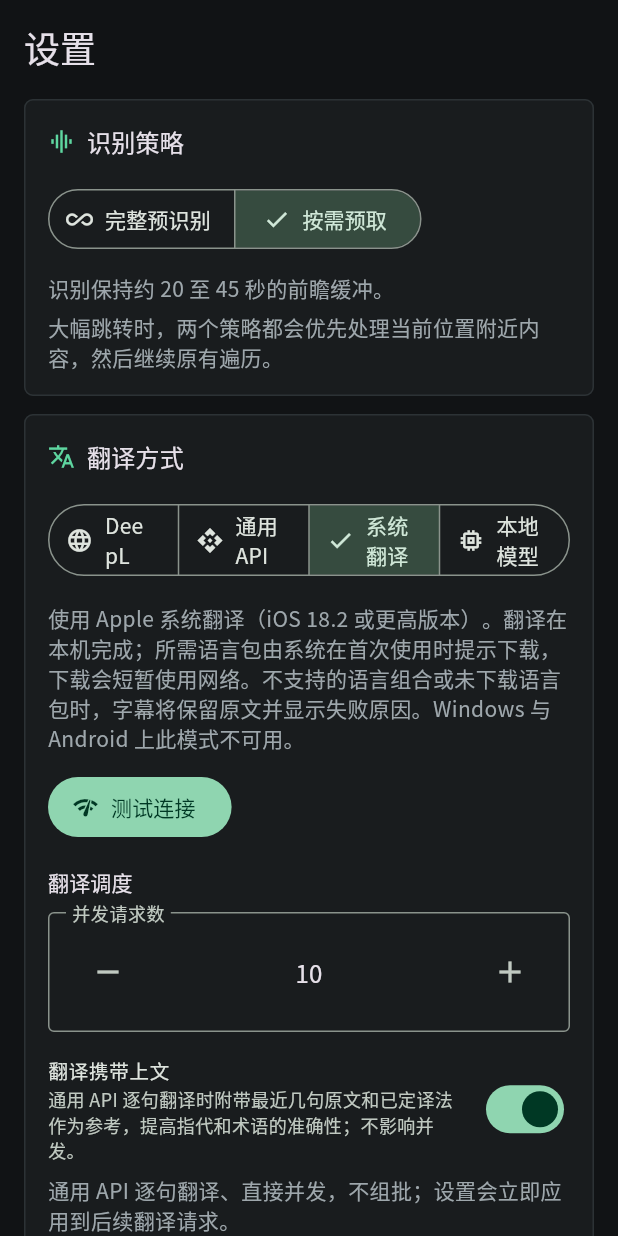
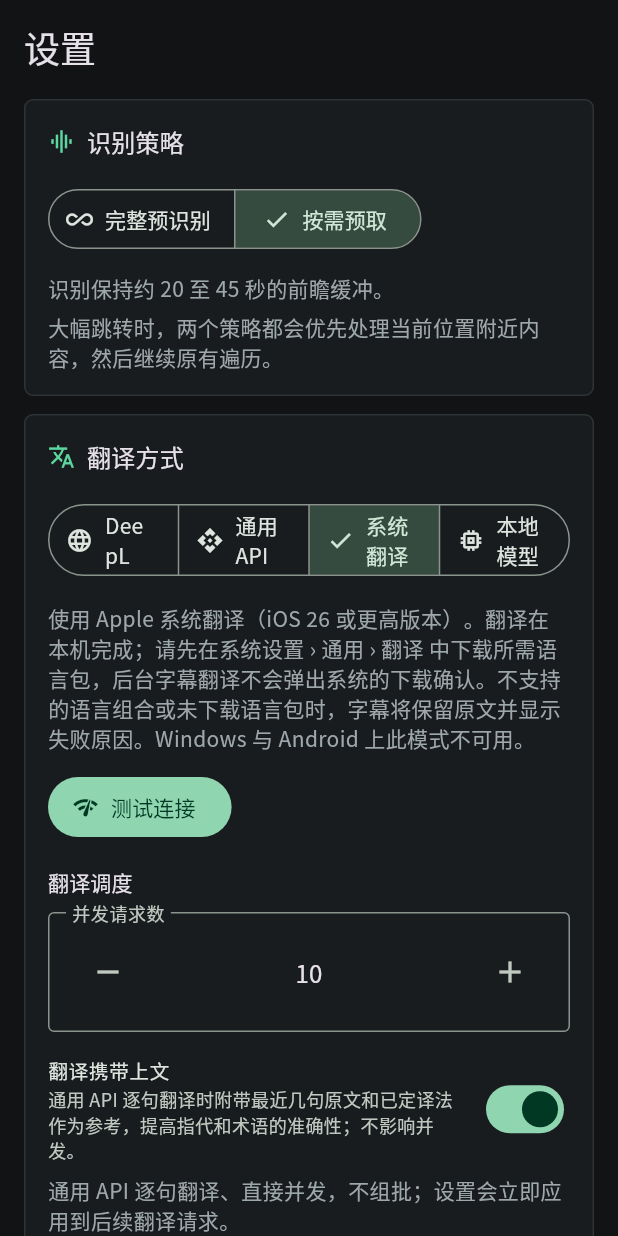
Before and after one commit to SCmenghua/AIVideoPlayerNext, a Flutter app: the SettingsWorkspace widget shown alone on an empty page, opened directly, after a tap on "按需预取", after a tap on "通用 API", after a tap on "系统翻译", on a phone screen of 412 x 824 dp. Run offline on Flutter 3.47's test engine with Material 3 defaults, Android fonts, the phone set to English and light mode, and no system bars; our stand-ins replace flutter_riverpod, share_plus, webview_flutter; missing offline and left inert: dart:ffi, file_selector, media_kit, media_kit_video, webview_flutter_wkwebview, webview_windows; Roboto replaces fonts that are missing (Noto Sans CJK SC); statements that could not run were skipped.

Commit message:
Use TranslationSession headless initializer for system translation
The assumed global session(configuration:) factory does not exist in the iOS 26 SDK; programmatic sessions are created with the documented init(installedSource:target:) initializer (iOS 26.0+, non-throwing, language packs must be pre-installed). Availability gates and user-facing copy now say iOS 26, and the settings form asks users to download language packs in system settings first.

```diff
--- a/app/lib/features/settings/settings_workspace.dart
+++ b/app/lib/features/settings/settings_workspace.dart
@@ -525,8 +525,9 @@
         crossAxisAlignment: CrossAxisAlignment.start,
         children: [
           Text(
-            '使用 Apple 系统翻译（iOS 18.2 或更高版本）。翻译在本机完成；'
-            '所需语言包由系统在首次使用时提示下载，下载会短暂使用网络。'
+            '使用 Apple 系统翻译（iOS 26 或更高版本）。翻译在本机完成；'
+            '请先在系统设置 › 通用 › 翻译 中下载所需语言包，'
+            '后台字幕翻译不会弹出系统的下载确认。'
             '不支持的语言组合或未下载语言包时，字幕将保留原文并显示失败原因。'
             'Windows 与 Android 上此模式不可用。',
             style: TextStyle(color: Color(0xFF9EA7AC)),
--- a/app/lib/features/translation/system_translation_service.dart
+++ b/app/lib/features/translation/system_translation_service.dart
@@ -5,7 +5,7 @@
 
 import '../../domain/translation/translation_service.dart';
 
-/// Apple Translation provider for iOS 18+. Dart sends only subtitle text,
+/// Apple Translation provider for iOS 26+. Dart sends only subtitle text,
 /// language codes and a request ID over the platform channel; the reply must
 /// echo the same request ID or it is rejected.
 ///
@@ -34,7 +34,7 @@
     if (!_isIOS()) {
       return const TranslationServiceStatus.unavailable(
         provider: 'system-translation',
-        message: '系统翻译仅在 iOS 18.2 或更高版本的设备上可用。',
+        message: '系统翻译仅在 iOS 26 或更高版本的设备上可用。',
       );
     }
     final available = _nativeAvailable;
```
Also changed, not shown: 3 other files.
